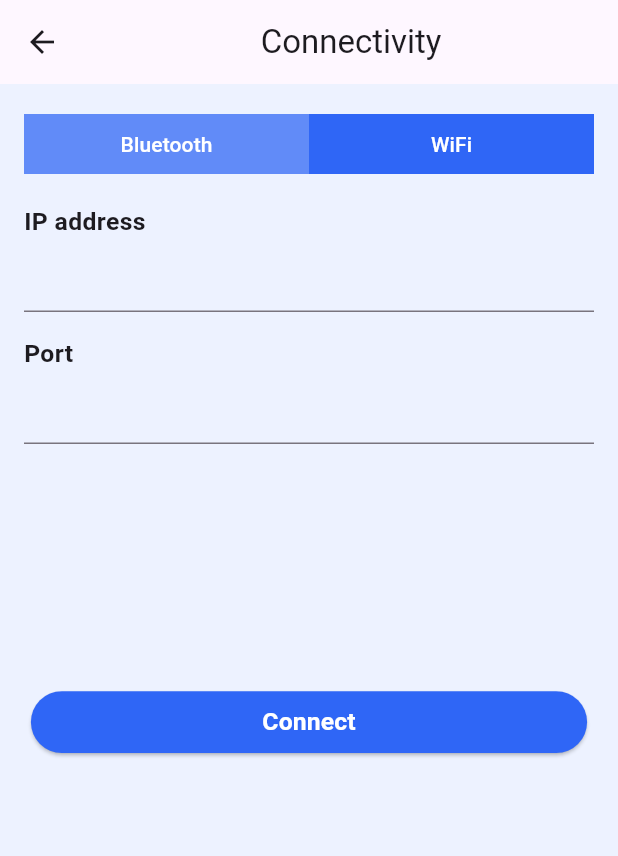
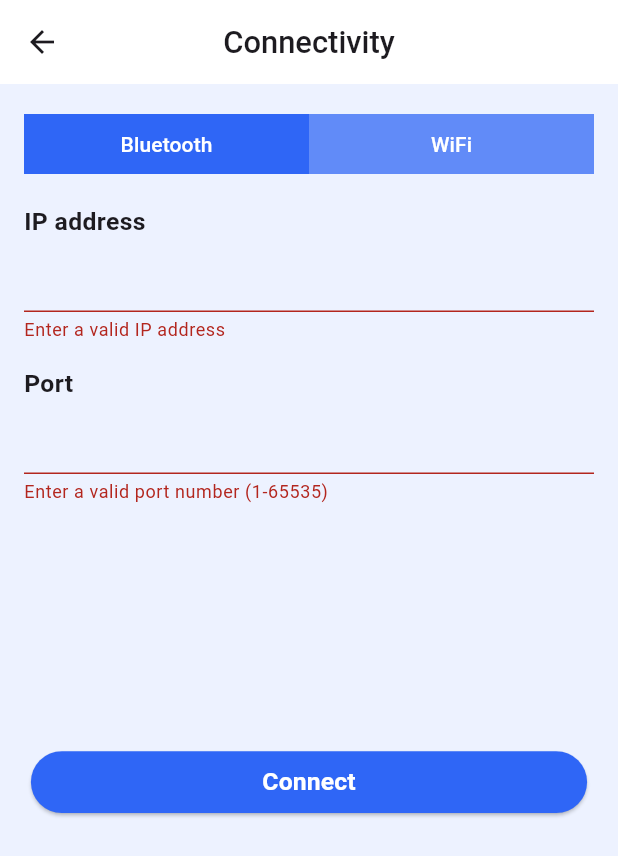
Before and after one commit to Rana-Mohsen/seere, a Flutter app: the ConnectDeviceView screen opened directly, after a tap on "WiFi", after a tap on "Connect", on a phone screen of 412 x 824 dp. Shown: the top 856 px of the screen. Run offline on Flutter 3.47's test engine with Material 3 defaults, Android fonts, the light colour scheme and no system bars; our stand-ins replace bloc, flutter_bloc, sizer.

Commit message:
wifi validation

```diff
--- a/lib/components/custom_button.dart
+++ b/lib/components/custom_button.dart
@@ -4,22 +4,19 @@ import 'package:sizer/sizer.dart';
 import '../views/connaect_device/connect_device_view.dart';
 
 class CustomButton extends StatelessWidget {
-  const CustomButton({super.key, required this.title, required this.color, this.width = 58});
+  const CustomButton(
+      {super.key, required this.onPressed,required this.title, required this.color, this.width = 58});
   final String title;
   final Color color;
   final int width;
+  final Function()? onPressed;
   @override
   Widget build(BuildContext context) {
     return SizedBox(
       height: 5.h,
       width: width.w,
       child: ElevatedButton(
-          onPressed: () {
-            Navigator.push(
-                context,
-                MaterialPageRoute(
-                    builder: (context) => const ConnectDeviceView()));
-          },
+          onPressed: onPressed,
           style: ButtonStyle(
               backgroundColor: MaterialStatePropertyAll(color),
               shape: MaterialStateProperty.all(RoundedRectangleBorder(
--- a/lib/components/custon_choice_chip.dart
+++ b/lib/components/custon_choice_chip.dart
@@ -15,7 +15,6 @@ class CustomChoiceChip extends StatefulWidget {
 }
 
 class _CustomButtonState extends State<CustomChoiceChip> {
-  Map<String, bool> enabled = {"Bluetooth": true, "WiFi": false};
   @override
   Widget build(BuildContext context) {
     //String name = BlocProvider.of<ConnectDeviceCubit>(context).name;
@@ -24,8 +23,8 @@ class _CustomButtonState extends State<CustomChoiceChip> {
         _button(
             name: "Bluetooth",
             onPressed: () {
-              enabled['WiFi'] = false;
-              enabled['Bluetooth'] = true;
+              BlocProvider.of<ConnectDeviceCubit>(context).enabled['WiFi'] = false;
+              BlocProvider.of<ConnectDeviceCubit>(context).enabled['Bluetooth'] = true;
               BlocProvider.of<ConnectDeviceCubit>(context).name = "Bluetooth";
               BlocProvider.of<ConnectDeviceCubit>(context).changeState();
 
@@ -34,8 +33,8 @@ class _CustomButtonState extends State<CustomChoiceChip> {
         _button(
             name: "WiFi",
             onPressed: () {
-              enabled['WiFi'] = true;
-              enabled['Bluetooth'] = false;
+              BlocProvider.of<ConnectDeviceCubit>(context).enabled['WiFi'] = true;
+              BlocProvider.of<ConnectDeviceCubit>(context).enabled['Bluetooth'] = false;
               BlocProvider.of<ConnectDeviceCubit>(context).name = "WiFi";
               BlocProvider.of<ConnectDeviceCubit>(context).changeState();
 
@@ -49,15 +48,15 @@ class _CustomButtonState extends State<CustomChoiceChip> {
     return Expanded(
       child: TextButton(
         onPressed: onPressed,
+        style: TextButton.styleFrom(
+            backgroundColor:
+                (BlocProvider.of<ConnectDeviceCubit>(context).enabled[name] == true ? const Color(0xff618BF8) : kPrimaryBlueColor),
+            foregroundColor: Colors.white,
+            shape:
+                RoundedRectangleBorder(borderRadius: BorderRadius.circular(0))),
         child: Text(
           name,
         ),
-        style: TextButton.styleFrom(
-            backgroundColor:
-                (enabled[name] == true ? Color(0xff618BF8) : kPrimaryBlueColor),
-            foregroundColor: Colors.white,
-            shape:
-                RoundedRectangleBorder(borderRadius: BorderRadius.circular(0))),
       ),
     );
   }
--- a/lib/views/app_center_view.dart
+++ b/lib/views/app_center_view.dart
@@ -20,13 +20,12 @@ class AppCenterView extends StatelessWidget {
       appBar: AppBar(
         surfaceTintColor: Colors.white,
         backgroundColor: Colors.white,
-        title: Center(
-          child: Text(
-            "Application Center",
-            style: TextStyle(
-              fontWeight: FontWeight.w500,
-              fontSize: 15.sp,
-            ),
+        centerTitle: true,
+        title: Text(
+          "Application Center",
+          style: TextStyle(
+            fontWeight: FontWeight.w500,
+            fontSize: 15.sp,
           ),
         ),
       ),
--- a/lib/views/connaect_device/connect_device_view.dart
+++ b/lib/views/connaect_device/connect_device_view.dart
@@ -16,18 +16,65 @@ class ConnectDeviceView extends StatefulWidget {
 }
 
 class _ConnectDeviceViewState extends State<ConnectDeviceView> {
+  final _formKey = GlobalKey<FormState>();
+  String? ipAddress;
+  String? port;
+  String? validateIpAddress(String? value) {
+      final ipAddressRegExp = RegExp(
+    r'^(\d{1,3}\.){3}\d{1,3}$',
+  );
+  if (!ipAddressRegExp.hasMatch(value!)) {
+    return 'Enter a valid IP address';
+  }
+
+  final segments = value!.split('.');
+  for (final segment in segments) {
+    final intValue = int.tryParse(segment);
+    if (intValue == null || intValue < 0 || intValue > 255) {
+      return 'Enter a valid IP address';
+    }
+  }
+    return null; // Valid IP address
+  }
+
+  String? validatePort(String? value) {
+    final port = int.tryParse(value!);
+    if (port == null || port < 1 || port > 65535) {
+      return 'Enter a valid port number (1-65535)';
+    }
+    return null; // Valid port number
+  }
+
+  void _submitForm() {
+    if (_formKey.currentState!.validate()) {
+      // Form is valid, perform your action (e.g., connect to server)
+      print('IP Address: $ipAddress');
+      print('Port: $port');
+    }
+  }
+
   @override
   Widget build(BuildContext context) {
     return Scaffold(
       appBar: AppBar(
-        title: const Center(child: Text("Connectivity")),
+        surfaceTintColor: Colors.white,
+        backgroundColor: Colors.white,
+        centerTitle: true,
+        title: Text(
+          "Connectivity",
+          style: TextStyle(
+            fontWeight: FontWeight.w500,
+            fontSize: 15.sp,
           ),
-      body: Center(
+        ),
+      ),
+      body: SingleChildScrollView(
+        child: Center(
           child: Padding(
             padding: const EdgeInsets.all(16.0),
             child: Column(
               children: [
-              CustomChoiceChip(),
+                const CustomChoiceChip(),
                 BlocBuilder<ConnectDeviceCubit, ConnectDeviceState>(
                     builder: (context, state) {
                   if (state is ConnectDeviceWifi) {
@@ -40,21 +87,36 @@ class _ConnectDeviceViewState extends State<ConnectDeviceView> {
             ),
           ),
         ),
+      ),
     );
   }
 
   Widget wifi() {
     return Form(
+      key: _formKey,
       child: Column(
         children: [
           text("IP address"),
-          textField(),
+          textField(
+            validator: validateIpAddress,
+            onsaved: (value) {
+              ipAddress = value;
+            },
+          ),
           text("Port"),
-          textField(),
+          textField(
+            validator: validatePort,
+            onsaved: (value) {
+              port = value;
+            },
+          ),
           SizedBox(
             height: 20.h,
           ),
-          const CustomButton(
+          CustomButton(
+            onPressed: () {
+              _submitForm();
+            },
             title: "Connect",
             color: kPrimaryBlueColor,
             width: 90,
@@ -77,8 +139,12 @@ class _ConnectDeviceViewState extends State<ConnectDeviceView> {
     );
   }
 
-  Widget textField() {
+  Widget textField(
+      {required String? Function(String?)? validator,
+      required Function(String?)? onsaved}) {
     return TextFormField(
+      validator: validator,
+      onChanged: onsaved,
       keyboardType: TextInputType.number,
       cursorColor: kPrimaryBlueColor,
       decoration: const InputDecoration(
--- a/lib/views/connaect_device/cubit/connect_device_cubit.dart
+++ b/lib/views/connaect_device/cubit/connect_device_cubit.dart
@@ -6,6 +6,7 @@ part 'connect_device_state.dart';
 class ConnectDeviceCubit extends Cubit<ConnectDeviceState> {
   ConnectDeviceCubit() : super(ConnectDeviceInitial());
   String name = "Bluetooth";
+    Map<String, bool> enabled = {"Bluetooth": true, "WiFi": false};
 
   changeState() {
     if (name == "Bluetooth") {
--- a/lib/views/home_view.dart
+++ b/lib/views/home_view.dart
@@ -5,6 +5,8 @@ import 'package:seere/components/home_container.dart';
 import 'package:seere/constants.dart';
 import 'package:seere/views/connaect_device/cubit/connect_device_cubit.dart';
 import 'package:sizer/sizer.dart';
+
+import 'connaect_device/connect_device_view.dart';
 
 class HomeView extends StatelessWidget {
   const HomeView({super.key});
@@ -22,10 +24,19 @@ class HomeView extends StatelessWidget {
               fit: BoxFit.cover,
             ),
           ),
-          const Padding(
+          Padding(
             padding: EdgeInsets.all(8.0),
             child: CustomButton(
-                title: "Activate Paried Device", color: kPrimaryBlueColor),
+                onPressed: () {
+                  //BlocProvider.of<ConnectDeviceCubit>(context).changeState();
+
+                  Navigator.push(
+                      context,
+                      MaterialPageRoute(
+                          builder: (context) => const ConnectDeviceView()));
+                },
+                title: "Activate Paried Device",
+                color: kPrimaryBlueColor),
           ),
           SizedBox(
             height: 20.h,
```
Lines whose indentation alone changed are shown as unchanged.
